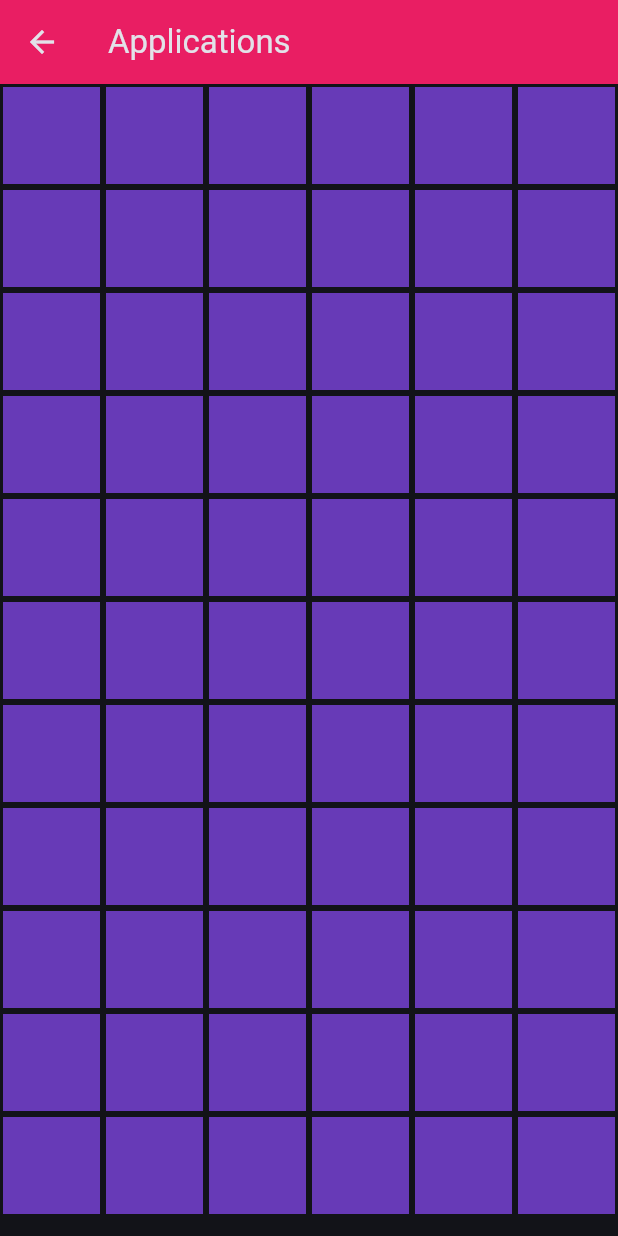
After one commit to m-mcardle/HoovHealth, a Flutter app: the Apps screen opened by its route, on a phone screen of 412 x 824 dp. The commit adds this screen. Run offline on Flutter 3.47's test engine with Material 3 defaults, Android fonts, the phone set to English and light mode, and no system bars; our stand-ins replace device_info_plus, syncfusion_flutter_charts, syncfusion_flutter_gauges; missing offline and left inert: network_info_plus, system_info2.

Commit message:
Added some shit

```diff
--- /dev/null
+++ b/hoov_health/lib/pages/applications.dart
@@ -0,0 +1,30 @@
+import 'package:flutter/material.dart';
+
+class Apps extends StatefulWidget {
+  const Apps({Key? key}) : super(key: key);
+
+  @override
+  _AppState createState() => _AppState();
+}
+
+class _AppState extends State<Apps> {
+
+  @override
+  Widget build(BuildContext context) {
+    return Scaffold(
+      appBar: AppBar(
+        title: const Text('Applications'),
+        backgroundColor: Colors.pink
+      ),
+      body: GridView.builder(
+        itemCount: 66,
+        gridDelegate:
+            SliverGridDelegateWithFixedCrossAxisCount(crossAxisCount: 6),
+        itemBuilder: (context, index) => Container(
+          color: Colors.deepPurple,
+          margin: EdgeInsets.all(2)
+        ),
+      ),
+    );
+  }
+}
--- a/hoov_health/pubspec.yaml
+++ b/hoov_health/pubspec.yaml
@@ -33,6 +33,9 @@ dependencies:
   device_info_plus: ^4.1.1
 
   network_info_plus: ^3.0.1
+  system_info2: ^4.0.0
+  network_tools: ^5.0.2
+  http: ^1.2.1
 
   # The following adds the Cupertino Icons font to your application.
   # Use with the CupertinoIcons class for iOS style icons.
```
Also changed, not shown: hoov_health/lib/backend/system_info.dart (added, +22 -0 lines), hoov_health/lib/dashboard_sidebar.dart (+12 -3 lines), hoov_health/lib/main.dart (+54 -6 lines), hoov_health/lib/pages/dashboard.dart (renamed from hoov_health/lib/dashboard.dart, +25 -37 lines), hoov_health/lib/pages/network.dart (added, +63 -0 lines), hoov_health/lib/scans/system.dart (added, +31 -0 lines), hoov_health/lib/scans/wifi.dart (added, +22 -0 lines), hoov_health/lib/pages/bluetooth_page.dart (renamed from hoov_health/lib/bluetooth/bluetooth_page.dart), hoov_health/pubspec.lock, 1 other file.
